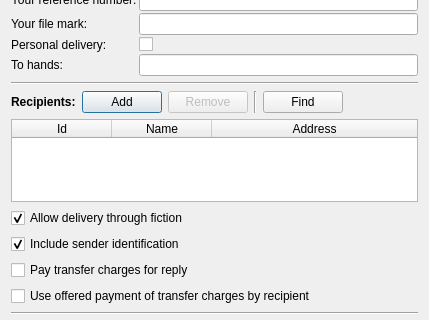
Above: src/gui/ui/dlg_send_message.ui from psakar/datovka before the change; both pictures show x 0 to 429 and y 212 to 532 of the 429 by 704 pixel window. Below: the same form after it.
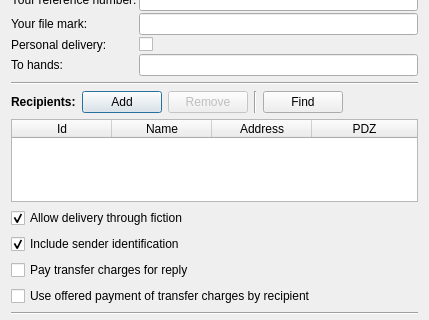
That is the form after the change. Icons and pictures are not drawn.

Commit message: Added dialog with notification that some messages are commercial (issue #21)

What changed in the file:
```diff
--- a/src/gui/ui/dlg_send_message.ui
+++ b/src/gui/ui/dlg_send_message.ui
@@ -430,6 +430,11 @@
        <string>Address</string>
       </property>
      </column>
+     <column>
+      <property name="text">
+       <string>PDZ</string>
+      </property>
+     </column>
     </widget>
    </item>
    <item>
```
The commit also changes 5 other files.
